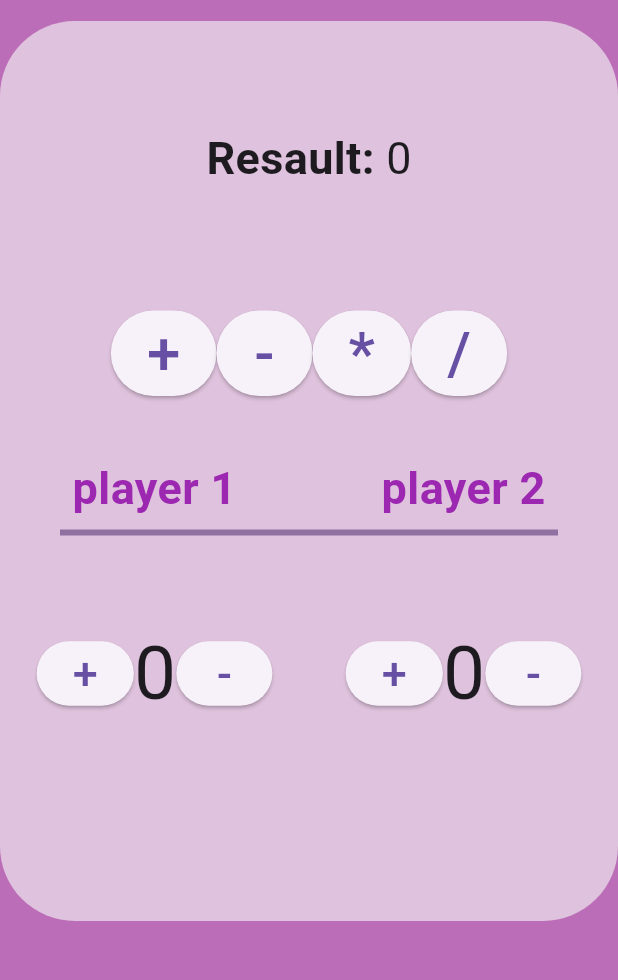
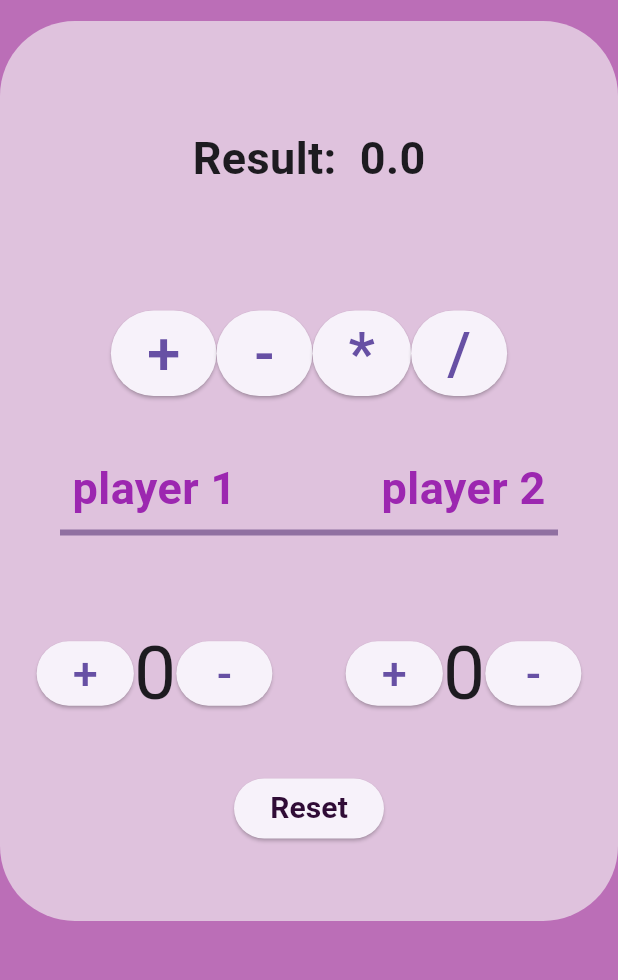
Before and after one commit to Riyam224/calculator_app, a Flutter app: the screen it shows after launch, on a phone screen of 412 x 824 dp, the part 63-1043 px from its top. Run offline on Flutter 3.47's test engine with Material 3 defaults, Android fonts, the phone set to English and light mode, and no system bars.

```diff
--- a/lib/main.dart
+++ b/lib/main.dart
@@ -1,4 +1,5 @@
 import 'package:calc_app/views/home_view.dart';
+
 import 'package:flutter/material.dart';
 
 void main() {
@@ -10,7 +11,7 @@ class CalcApp extends StatelessWidget {
 
   @override
   Widget build(BuildContext context) {
-    return const MaterialApp(
+    return MaterialApp(
       debugShowCheckedModeBanner: false,
       home: HomeView(),
     );
--- a/lib/views/home_view.dart
+++ b/lib/views/home_view.dart
@@ -1,7 +1,17 @@
 import 'package:flutter/material.dart';
 
-class HomeView extends StatelessWidget {
+class HomeView extends StatefulWidget {
   const HomeView({super.key});
+
+  @override
+  State<HomeView> createState() => _HomeViewState();
+}
+
+class _HomeViewState extends State<HomeView> {
+  // todo vars
+  int playerOne = 0;
+  int playerTwo = 0;
+  double res = 0;
 
   @override
   Widget build(BuildContext context) {
@@ -33,20 +43,14 @@ class HomeView extends StatelessWidget {
             ),
             child: Column(
               children: [
-                const Row(
+                Row(
                   mainAxisAlignment: MainAxisAlignment.center,
                   children: [
                     Text(
-                      'Resault: ',
-                      style: TextStyle(
+                      'Result:  $res',
+                      style: const TextStyle(
                         fontSize: 30,
                         fontWeight: FontWeight.bold,
-                      ),
-                    ),
-                    Text(
-                      '0',
-                      style: TextStyle(
-                        fontSize: 30,
                       ),
                     ),
                   ],
@@ -62,7 +66,12 @@ class HomeView extends StatelessWidget {
                     mainAxisAlignment: MainAxisAlignment.center,
                     children: [
                       ElevatedButton(
-                        onPressed: () {},
+                        // todo adding
+                        onPressed: () {
+                          setState(() {
+                            res = (playerOne.toDouble() + playerTwo.toDouble());
+                          });
+                        },
                         child: const Text(
                           '+',
                           style: TextStyle(
@@ -71,7 +80,12 @@ class HomeView extends StatelessWidget {
                         ),
                       ),
                       ElevatedButton(
-                        onPressed: () {},
+                        // todo sub
+                        onPressed: () {
+                          setState(() {
+                            res = (playerOne.toDouble() - playerTwo.toDouble());
+                          });
+                        },
                         child: const Text(
                           '-',
                           style: TextStyle(
@@ -79,8 +93,13 @@ class HomeView extends StatelessWidget {
                           ),
                         ),
                       ),
+                      // todo multiply
                       ElevatedButton(
-                        onPressed: () {},
+                        onPressed: () {
+                          setState(() {
+                            res = (playerOne.toDouble() * playerTwo.toDouble());
+                          });
+                        },
                         child: const Text(
                           '*',
                           style: TextStyle(
@@ -88,8 +107,13 @@ class HomeView extends StatelessWidget {
                           ),
                         ),
                       ),
+                      // todo division
                       ElevatedButton(
-                        onPressed: () {},
+                        onPressed: () {
+                          setState(() {
+                            res = (playerOne / playerTwo);
+                          });
+                        },
                         child: const Text(
                           '/',
                           style: TextStyle(
@@ -136,25 +160,34 @@ class HomeView extends StatelessWidget {
                 Row(
                   mainAxisAlignment: MainAxisAlignment.spaceAround,
                   children: [
+                    // todo player one
                     Row(
                       children: [
                         ElevatedButton(
-                          onPressed: () {},
-                          child: Text(
+                          onPressed: () {
+                            setState(() {
+                              playerOne++;
+                            });
+                          },
+                          child: const Text(
                             '+',
                             style: TextStyle(
                               fontSize: 30,
                             ),
                           ),
                         ),
-                        const Text(
-                          '0',
-                          style: TextStyle(
+                        Text(
+                          '$playerOne',
+                          style: const TextStyle(
                             fontSize: 50,
                           ),
                         ),
                         ElevatedButton(
-                          onPressed: () {},
+                          onPressed: () {
+                            setState(() {
+                              playerOne--;
+                            });
+                          },
                           child: const Text(
                             '-',
                             style: TextStyle(
@@ -164,10 +197,15 @@ class HomeView extends StatelessWidget {
                         ),
                       ],
                     ),
+                    // todo player two
                     Row(
                       children: [
                         ElevatedButton(
-                          onPressed: () {},
+                          onPressed: () {
+                            setState(() {
+                              playerTwo++;
+                            });
+                          },
                           child: const Text(
                             '+',
                             style: TextStyle(
@@ -175,14 +213,18 @@ class HomeView extends StatelessWidget {
                             ),
                           ),
                         ),
-                        const Text(
-                          '0',
-                          style: TextStyle(
+                        Text(
+                          '$playerTwo',
+                          style: const TextStyle(
                             fontSize: 50,
                           ),
                         ),
                         ElevatedButton(
-                          onPressed: () {},
+                          onPressed: () {
+                            setState(() {
+                              playerTwo--;
+                            });
+                          },
                           child: const Text(
                             '-',
                             style: TextStyle(
@@ -194,6 +236,25 @@ class HomeView extends StatelessWidget {
                     ),
                   ],
                 ),
+                const SizedBox(
+                  height: 30,
+                ),
+                ElevatedButton(
+                  onPressed: () {
+                    setState(() {
+                      playerOne = 0;
+                      playerTwo = 0;
+                    });
+                  },
+                  child: const Text(
+                    'Reset',
+                    style: TextStyle(
+                      fontSize: 20,
+                      fontWeight: FontWeight.bold,
+                      color: Color.fromARGB(255, 48, 12, 54),
+                    ),
+                  ),
+                )
               ],
             ),
           ),
```
